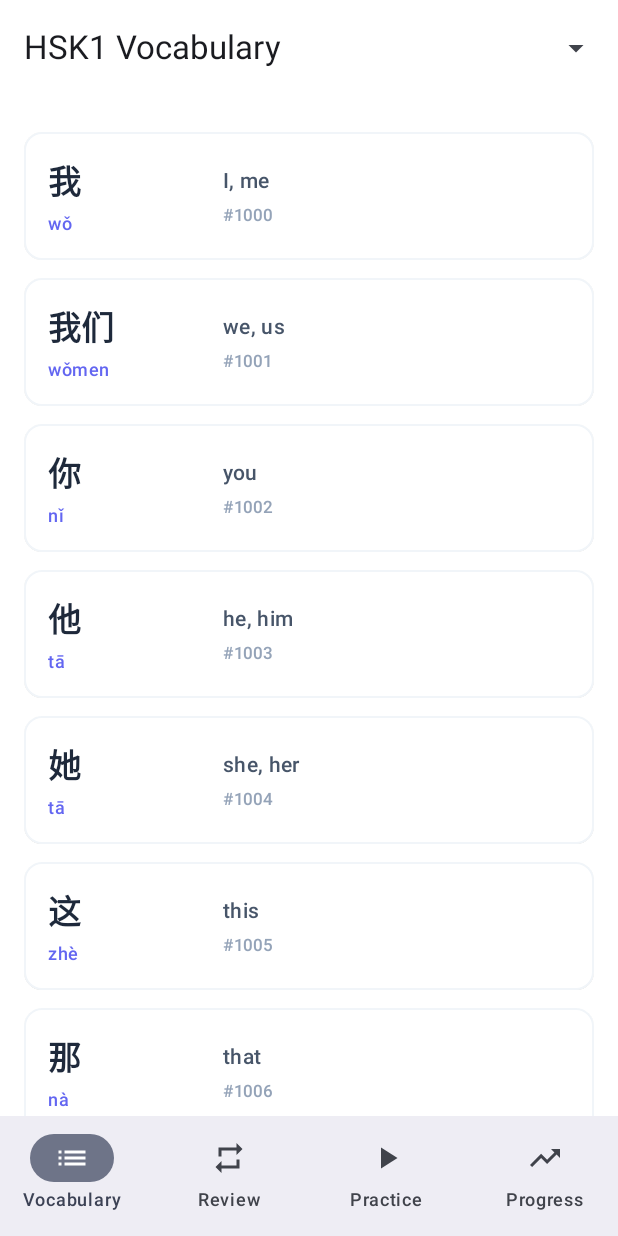
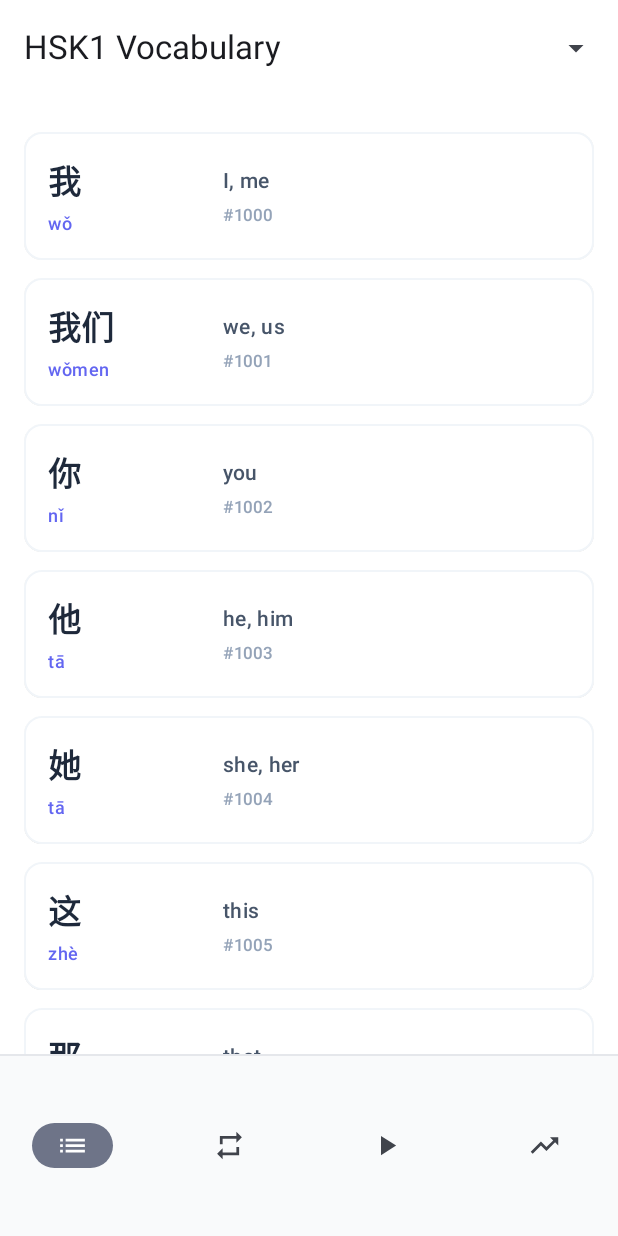
Before and after one commit to salmanajma3862/hsk4mastery-kotlin, an Android app built with Jetpack Compose: the screen it shows after launch (MainActivity), on a phone screen of 412 x 824 dp. Run offline under Robolectric (Android 15) with nearby library versions, the phone set to English and light mode, and no system bars; our stand-ins replace Dagger/Hilt's generated code, Room's generated code.

Commit message:
Refactor AppNavigation: update bottom navigation layout with Column and Divider, adjust NavigationBar properties, and remove label from items.

```diff
--- a/app/src/main/java/com/salmanajmal/hsk4mastery/ui/navigation/AppNavigation.kt
+++ b/app/src/main/java/com/salmanajmal/hsk4mastery/ui/navigation/AppNavigation.kt
@@ -1,5 +1,7 @@
 package com.salmanajmal.hsk4mastery.ui.navigation
 
+import androidx.compose.foundation.layout.height
+import androidx.compose.foundation.layout.Column
 import androidx.compose.foundation.layout.padding
 import androidx.compose.material.icons.Icons
 import androidx.compose.material.icons.filled.List
@@ -11,9 +13,13 @@ import androidx.compose.material3.NavigationBar
 import androidx.compose.material3.NavigationBarItem
 import androidx.compose.material3.Scaffold
 import androidx.compose.material3.Text
+import androidx.compose.material3.MaterialTheme
+import androidx.compose.material3.Divider
 import androidx.compose.runtime.Composable
 import androidx.compose.runtime.getValue
 import androidx.compose.ui.Modifier
+import androidx.compose.ui.graphics.Color
+import androidx.compose.ui.unit.dp
 import androidx.navigation.NavType
 import androidx.navigation.compose.NavHost
 import androidx.navigation.compose.composable
@@ -36,10 +42,10 @@ object Routes {
 fun AppNavigation() {
     val navController = rememberNavController()
     val items = listOf(
-        Routes.WordList to "Vocabulary",
-        Routes.ReviewDashboard to "Review",
-        Routes.Practice to "Practice",
-        Routes.Progress to "Progress",
+        Routes.WordList,
+        Routes.ReviewDashboard,
+        Routes.Practice,
+        Routes.Progress,
     )
     Scaffold(
         bottomBar = {
@@ -52,8 +58,14 @@ fun AppNavigation() {
                 else -> false
             }
             if (showBottomBar) {
-                NavigationBar {
-                    items.forEach { (route, label) ->
+                Column {
+                    Divider(color = Color(0xFFE5E7EB), thickness = 1.dp)
+                    NavigationBar(
+                        modifier = Modifier.height(120.dp),
+                        containerColor = Color(0xFFF9FAFB),
+                        contentColor = MaterialTheme.colorScheme.onSurfaceVariant
+                    ) {
+                        items.forEach { route ->
                             val selected = currentRoute == route
                             NavigationBarItem(
                                 selected = selected,
@@ -66,14 +78,16 @@ fun AppNavigation() {
                                 },
                                 icon = {
                                     when (route) {
-                                    Routes.ReviewDashboard -> Icon(imageVector = Icons.Default.Repeat, contentDescription = "Review")
-                                    Routes.Practice -> Icon(imageVector = Icons.Default.PlayArrow, contentDescription = "Practice")
-                                    Routes.Progress -> Icon(imageVector = Icons.Default.TrendingUp, contentDescription = "Progress")
-                                    else -> Icon(imageVector = Icons.Default.List, contentDescription = "Words")
+                                        Routes.ReviewDashboard -> Icon(imageVector = Icons.Default.Repeat, contentDescription = "Review", modifier = Modifier.height(22.dp))
+                                        Routes.Practice -> Icon(imageVector = Icons.Default.PlayArrow, contentDescription = "Practice", modifier = Modifier.height(22.dp))
+                                        Routes.Progress -> Icon(imageVector = Icons.Default.TrendingUp, contentDescription = "Progress", modifier = Modifier.height(22.dp))
+                                        else -> Icon(imageVector = Icons.Default.List, contentDescription = "Words", modifier = Modifier.height(22.dp))
                                     }
                                 },
-                            label = { Text(label) }
+                                alwaysShowLabel = false,
+                                label = null
                             )
+                        }
                     }
                 }
             }
```
Lines whose indentation alone changed are shown as unchanged.
